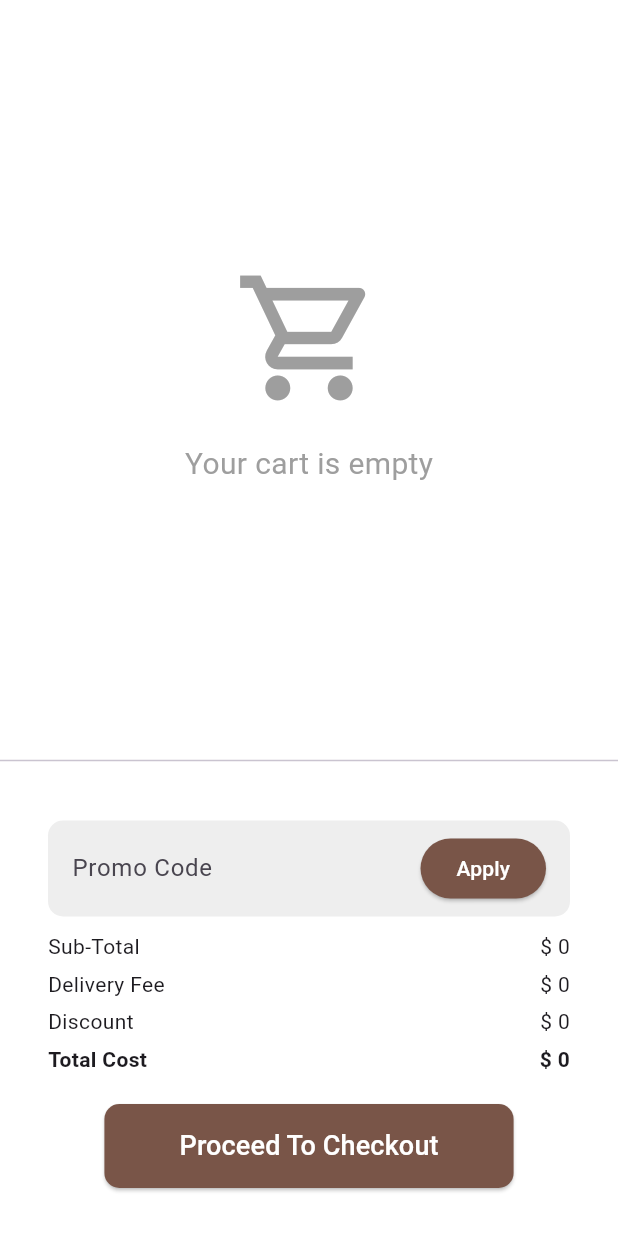
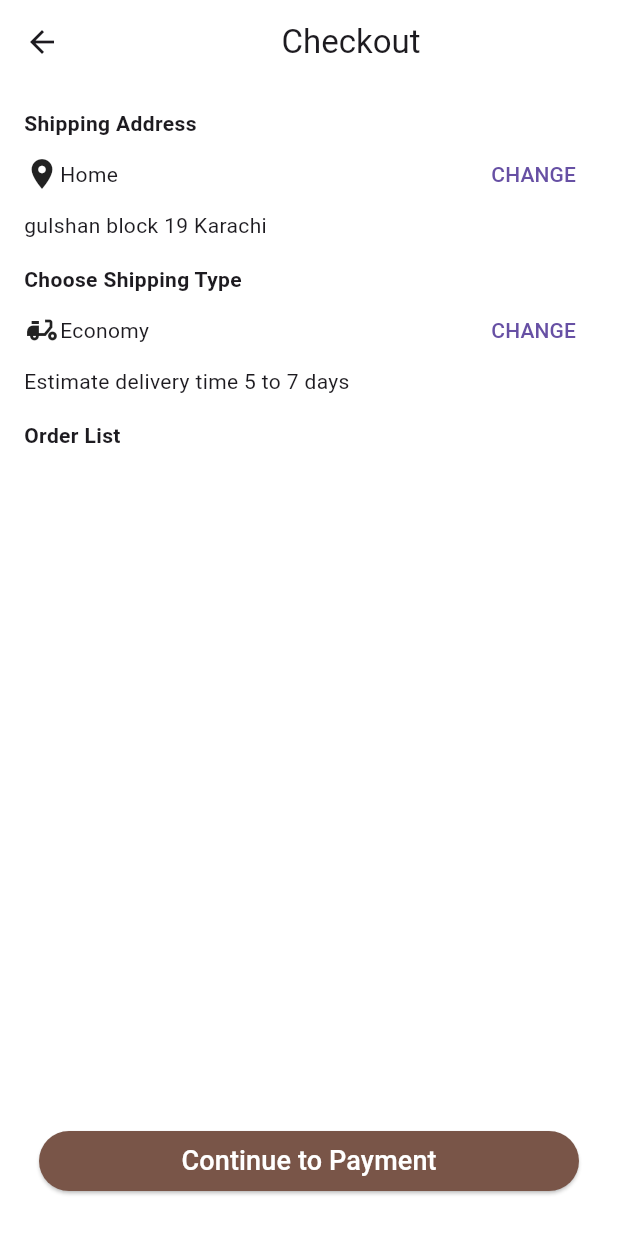
Before and after one commit to codewithjawad/E-commerce-App, a Flutter app: the Cart screen opened directly, after a tap on "Proceed To Checkout", on a phone screen of 412 x 824 dp. Run offline on Flutter 3.47's test engine with Material 3 defaults, Android fonts, the phone set to English and light mode, and no system bars; our stand-ins replace carousel_slider, convex_bottom_bar.

Commit message:
created checkout page

```diff
--- /dev/null
+++ b/ecommerce_app/lib/Screens/Checkout/checkout.dart
@@ -0,0 +1,83 @@
+import 'package:ecommerce_app/Custom%20Widgets/custombtn.dart';
+import 'package:ecommerce_app/Screens/Checkout/order.dart';
+import 'package:ecommerce_app/Screens/Home/home_view.dart';
+import 'package:flutter/material.dart';
+
+class CheckoutScreen extends StatelessWidget {
+  final List<Map<String, dynamic>> orderItems;
+
+  // Constructor to receive the orderItems data
+  const CheckoutScreen({super.key, required this.orderItems});
+
+  @override
+  Widget build(BuildContext context) {
+    return Scaffold(
+      appBar: AppBar(
+        backgroundColor: Colors.white,
+        title: const Center(
+          child: Text('Checkout'),
+        ),
+      ),
+      body: Padding(
+        padding: const EdgeInsets.all(16.0),
+        child: Column(
+          crossAxisAlignment: CrossAxisAlignment.start,
+          children: [
+            // Shipping Address
+            const Text('Shipping Address',
+                style: TextStyle(fontWeight: FontWeight.bold)),
+            Row(
+              children: [
+                const Icon(Icons.location_on),
+                const Text('Home'),
+                const Spacer(),
+                TextButton(
+                  child: const Text('CHANGE'),
+                  onPressed: () {
+                    // Handle change shipping address logic
+                  },
+                ),
+              ],
+            ),
+            const Text('gulshan block 19 Karachi'),
+
+            // Shipping Type
+            const SizedBox(height: 16.0),
+            const Text('Choose Shipping Type',
+                style: TextStyle(fontWeight: FontWeight.bold)),
+            Row(
+              children: [
+                const Icon(Icons.delivery_dining),
+                const Text('Economy'),
+                const Spacer(),
+                TextButton(
+                  child: const Text('CHANGE'),
+                  onPressed: () {
+                    // Handle change shipping type logic
+                  },
+                ),
+              ],
+            ),
+            const Text('Estimate delivery time 5 to 7 days'),
+
+            // Order List
+            const SizedBox(height: 16.0),
+            const Text('Order List',
+                style: TextStyle(fontWeight: FontWeight.bold)),
+            Expanded(
+                child: Order(
+              items: orderItems,
+            )),
+
+            // Continue to Payment Button
+            const SizedBox(height: 16.0),
+            const Custombtn(
+              btntext: "Continue to Payment",
+              navgt: HomeView(),
+            ),
+          ],
+        ),
+      ),
+    );
+  }
+}
--- /dev/null
+++ b/ecommerce_app/lib/Screens/Checkout/order.dart
@@ -0,0 +1,33 @@
+import 'package:flutter/material.dart';
+
+class Order extends StatelessWidget {
+  final items;
+  const Order({super.key,required this.items});
+
+  @override
+  Widget build(BuildContext context) {
+    return ListView.builder(
+      itemCount: items.length,
+      itemBuilder: (context, index) {
+        final item = items[index];
+        final String title = item['title'] ?? 'Unknown';
+        final String price = item['price'] ?? 'N/A';
+        final String imagePath =
+            item['imagePath'] ?? 'assets/default_image.png';
+        final int quantity = item['quantity'] ?? 1;
+
+        return ListTile(
+          leading: Image.asset(
+            imagePath,
+            width: 50,
+            height: 50,
+            fit: BoxFit.cover,
+          ),
+          title: Text(title),
+          subtitle: Text('PKR $price'),
+          trailing: Text('Qty: $quantity'),
+        );
+      },
+    );
+  }
+}
--- a/ecommerce_app/lib/Screens/cart/bottompromo.dart
+++ b/ecommerce_app/lib/Screens/cart/bottompromo.dart
@@ -1,3 +1,5 @@
+import 'package:ecommerce_app/Screens/Checkout/checkout.dart';
+import 'package:ecommerce_app/cartlist.dart';
 import 'package:flutter/material.dart';
 
 class Bottompromo extends StatefulWidget {
@@ -84,7 +86,14 @@ class _BottompromoState extends State<Bottompromo> {
           // Checkout Button
           Center(
             child: ElevatedButton(
-              onPressed: () {},
+              onPressed: () {
+                Navigator.push(
+                  context,
+                  MaterialPageRoute(
+                    builder: (context) => CheckoutScreen(orderItems: cartItems),
+                  ),
+                );
+              },
               style: ElevatedButton.styleFrom(
                 backgroundColor: Colors.brown,
                 padding:
--- a/ecommerce_app/lib/Screens/cart/cart.dart
+++ b/ecommerce_app/lib/Screens/cart/cart.dart
@@ -57,6 +57,7 @@ class _CartState extends State<Cart> {
                           });
                           ScaffoldMessenger.of(context).showSnackBar(
                             const SnackBar(
+                              duration: Duration(seconds: 2),
                                 content: Text('Item removed from cart')),
                           );
                         },
--- a/ecommerce_app/lib/cartlist.dart
+++ b/ecommerce_app/lib/cartlist.dart
@@ -1 +1,5 @@
 List<Map<String, dynamic>> cartItems = [];
+
+
+
+  final List<Map<String, dynamic>> orderItems=[];
```
Also changed, not shown: ecommerce_app/lib/Screens/productdetails/details.dart (+61 -42 lines).
